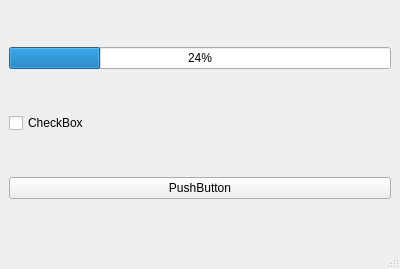
Qt form forms/MainWindow.ui (nixonsd/qt-compression) before a commit.
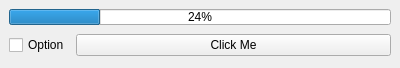
The same form after that commit.

Patch:
```diff
--- a/forms/MainWindow.ui
+++ b/forms/MainWindow.ui
@@ -10,11 +10,11 @@
     <x>0</x>
     <y>0</y>
     <width>400</width>
-    <height>269</height>
+    <height>68</height>
    </rect>
   </property>
   <property name="sizePolicy">
-   <sizepolicy hsizetype="Minimum" vsizetype="Minimum">
+   <sizepolicy hsizetype="Fixed" vsizetype="Fixed">
     <horstretch>0</horstretch>
     <verstretch>0</verstretch>
    </sizepolicy>
@@ -22,13 +22,13 @@
   <property name="minimumSize">
    <size>
     <width>400</width>
-    <height>269</height>
+    <height>68</height>
    </size>
   </property>
   <property name="maximumSize">
    <size>
     <width>400</width>
-    <height>269</height>
+    <height>68</height>
    </size>
   </property>
   <property name="tabletTracking">
@@ -59,22 +59,34 @@
    <property name="autoFillBackground">
     <bool>true</bool>
    </property>
-   <layout class="QGridLayout" name="gridLayout" rowstretch="0,0,0">
-    <item row="2" column="0">
-     <widget class="QPushButton" name="pushButton">
-      <property name="text">
-       <string>PushButton</string>
-      </property>
-     </widget>
-    </item>
-    <item row="0" column="0">
+   <layout class="QGridLayout" name="gridLayout" rowstretch="0,0,0,0,0">
+    <item row="1" column="0" colspan="2">
      <widget class="QProgressBar" name="progressBar">
+      <property name="sizePolicy">
+       <sizepolicy hsizetype="Preferred" vsizetype="Fixed">
+        <horstretch>0</horstretch>
+        <verstretch>0</verstretch>
+       </sizepolicy>
+      </property>
       <property name="value">
        <number>24</number>
       </property>
      </widget>
     </item>
-    <item row="1" column="0">
+    <item row="2" column="1" rowspan="3">
+     <widget class="QPushButton" name="pushButton">
+      <property name="sizePolicy">
+       <sizepolicy hsizetype="Preferred" vsizetype="Fixed">
+        <horstretch>0</horstretch>
+        <verstretch>0</verstretch>
+       </sizepolicy>
+      </property>
+      <property name="text">
+       <string>Click Me</string>
+      </property>
+     </widget>
+    </item>
+    <item row="3" column="0">
      <widget class="QCheckBox" name="checkBox">
       <property name="sizePolicy">
        <sizepolicy hsizetype="Maximum" vsizetype="Maximum">
@@ -86,29 +98,12 @@
        <bool>false</bool>
       </property>
       <property name="text">
-       <string>CheckBox</string>
+       <string>Option</string>
       </property>
      </widget>
     </item>
    </layout>
   </widget>
-  <widget class="QMenuBar" name="menubar">
-   <property name="geometry">
-    <rect>
-     <x>0</x>
-     <y>0</y>
-     <width>400</width>
-     <height>21</height>
-    </rect>
-   </property>
-   <property name="sizePolicy">
-    <sizepolicy hsizetype="Minimum" vsizetype="Minimum">
-     <horstretch>0</horstretch>
-     <verstretch>0</verstretch>
-    </sizepolicy>
-   </property>
-  </widget>
-  <widget class="QStatusBar" name="statusbar"/>
  </widget>
  <resources/>
  <connections/>
```
